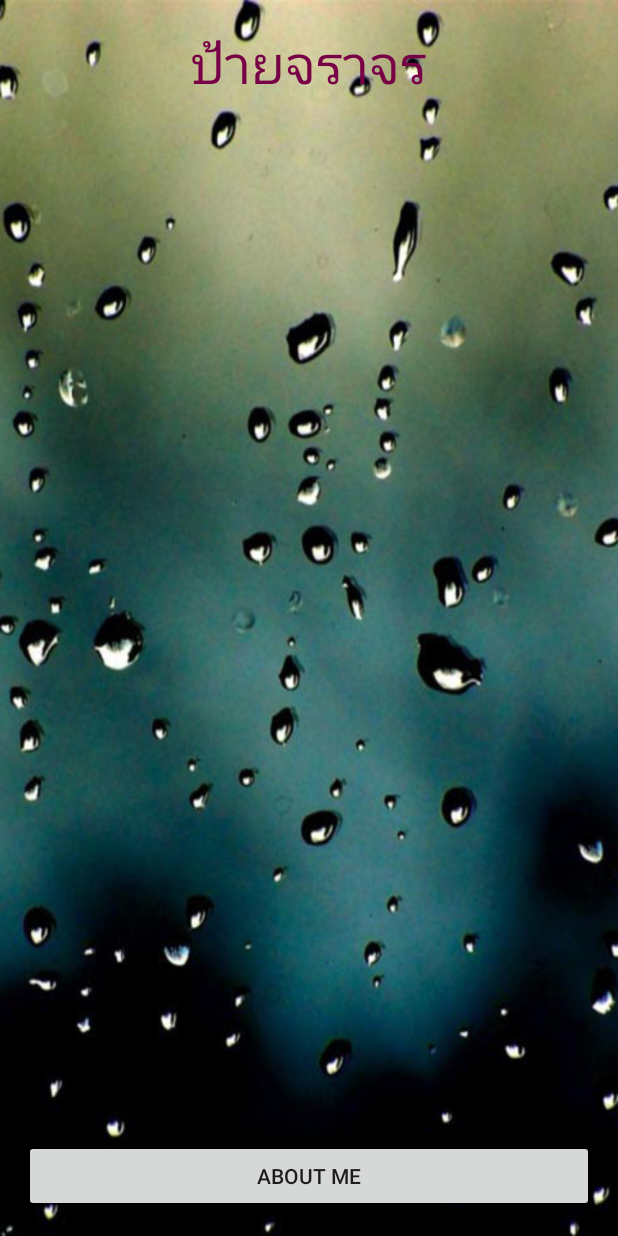
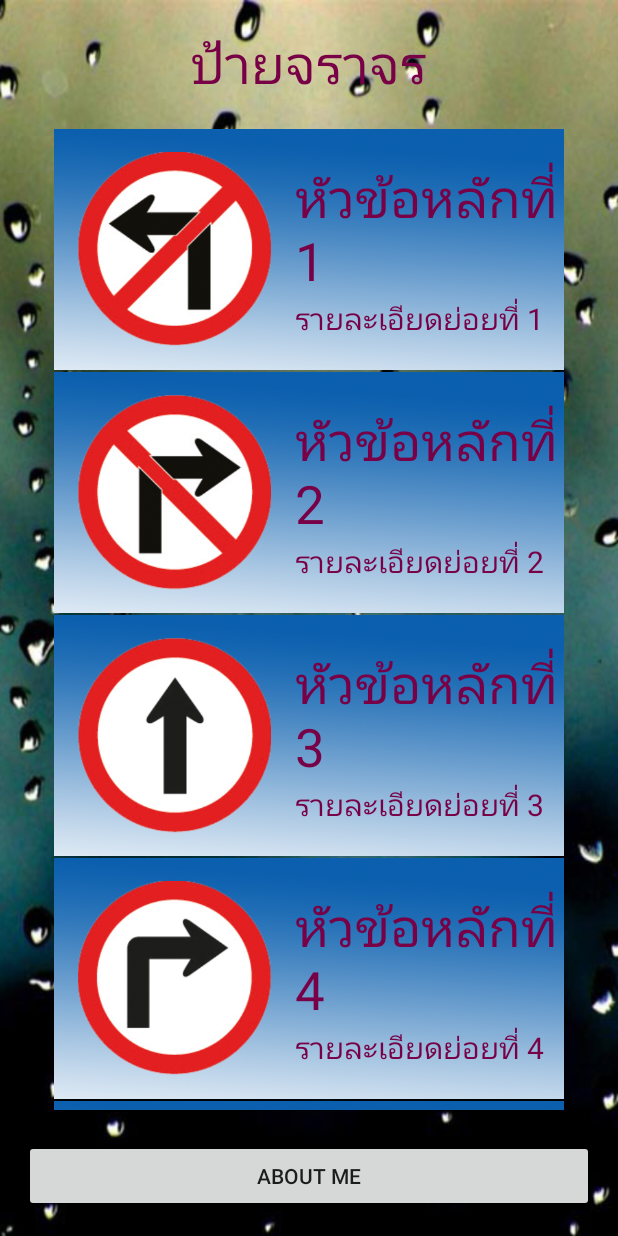
Before and after one commit to masterUNG/My-Traffic-12March16, an Android app: the screen it shows after launch (MainActivity), on a phone screen of 412 x 824 dp. Run offline under Robolectric (Android 15) with nearby library versions, the light colour scheme and no system bars.

Commit message:
create ListView Finish

```diff
--- a/app/src/main/java/appewtc/masterung/mytraffic/MainActivity.java
+++ b/app/src/main/java/appewtc/masterung/mytraffic/MainActivity.java
@@ -26,8 +26,53 @@ public class MainActivity extends AppCompatActivity {
         //Button Controller
         buttonController();
 
+        //Create ListView
+        createListView();
+
 
     }   // Main Method
+
+    private void createListView() {
+
+        int[] intIcon = {R.drawable.traffic_01, R.drawable.traffic_02, R.drawable.traffic_03,
+                R.drawable.traffic_04, R.drawable.traffic_05, R.drawable.traffic_06,
+                R.drawable.traffic_07, R.drawable.traffic_08, R.drawable.traffic_09,
+                R.drawable.traffic_10, R.drawable.traffic_11, R.drawable.traffic_12,
+                R.drawable.traffic_13, R.drawable.traffic_14, R.drawable.traffic_15,
+                R.drawable.traffic_15, R.drawable.traffic_17, R.drawable.traffic_18,
+                R.drawable.traffic_19, R.drawable.traffic_20};
+
+        String[] titleStrings = new String[20];
+        titleStrings[0] = "หัวข้อหลักที่ 1";
+        titleStrings[1] = "หัวข้อหลักที่ 2";
+        titleStrings[2] = "หัวข้อหลักที่ 3";
+        titleStrings[3] = "หัวข้อหลักที่ 4";
+        titleStrings[4] = "หัวข้อหลักที่ 5";
+        titleStrings[5] = "หัวข้อหลักที่ 6";
+        titleStrings[6] = "หัวข้อหลักที่ 7";
+        titleStrings[7] = "หัวข้อหลักที่ 8";
+        titleStrings[8] = "หัวข้อหลักที่ 9";
+        titleStrings[9] = "หัวข้อหลักที่ 10";
+        titleStrings[10] = "หัวข้อหลักที่ 11";
+        titleStrings[11] = "หัวข้อหลักที่ 12";
+        titleStrings[12] = "หัวข้อหลักที่ 13";
+        titleStrings[13] = "หัวข้อหลักที่ 14";
+        titleStrings[14] = "หัวข้อหลักที่ 15";
+        titleStrings[15] = "หัวข้อหลักที่ 16";
+        titleStrings[16] = "หัวข้อหลักที่ 17";
+        titleStrings[17] = "หัวข้อหลักที่ 18";
+        titleStrings[18] = "หัวข้อหลักที่ 19";
+        titleStrings[19] = "หัวข้อหลักที่ 20";
+
+        String[] detailStrings = getResources().getStringArray(R.array.detail_short);
+
+        MyAdapter myAdapter = new MyAdapter(MainActivity.this,
+                intIcon, titleStrings, detailStrings);
+        trafficListView.setAdapter(myAdapter);
+
+
+    }   // createListView
+
 
     private void buttonController() {
 
--- a/app/src/main/java/appewtc/masterung/mytraffic/MyAdapter.java
+++ b/app/src/main/java/appewtc/masterung/mytraffic/MyAdapter.java
@@ -1,13 +1,63 @@
 package appewtc.masterung.mytraffic;
 
 import android.content.Context;
+import android.view.LayoutInflater;
+import android.view.View;
+import android.view.ViewGroup;
+import android.widget.BaseAdapter;
+import android.widget.ImageView;
+import android.widget.TextView;
 
 /**
  * Created by masterUNG on 3/13/16 AD.
  */
-public class MyAdapter {
+public class MyAdapter extends BaseAdapter{
 
     //Explicit
     private Context context;
+    private int[] iconInts;
+    private String[] titleStrings, detailStrings;
 
+    public MyAdapter(Context context, int[] iconInts, String[] titleStrings, String[] detailStrings) {
+        this.context = context;
+        this.iconInts = iconInts;
+        this.titleStrings = titleStrings;
+        this.detailStrings = detailStrings;
+    }   // Constructor
+
+    @Override
+    public int getCount() {
+        return iconInts.length;
+    }
+
+    @Override
+    public Object getItem(int i) {
+        return null;
+    }
+
+    @Override
+    public long getItemId(int i) {
+        return 0;
+    }
+
+    @Override
+    public View getView(int i, View view, ViewGroup viewGroup) {
+
+        LayoutInflater layoutInflater = (LayoutInflater) context.getSystemService(Context.LAYOUT_INFLATER_SERVICE);
+        View view1 = layoutInflater.inflate(R.layout.traffic_listview, viewGroup, false);
+
+        //For Icon
+        ImageView iconImageView = (ImageView) view1.findViewById(R.id.imageView);
+        iconImageView.setImageResource(iconInts[i]);
+
+        //For Title
+        TextView titleTextView = (TextView) view1.findViewById(R.id.textView2);
+        titleTextView.setText(titleStrings[i]);
+
+        //For Detail
+        TextView detailTextView = (TextView) view1.findViewById(R.id.textView3);
+        detailTextView.setText(detailStrings[i]);
+
+        return view1;
+    }
 }   // Main Class
--- /dev/null
+++ b/app/src/main/res/values/my_data.xml
@@ -0,0 +1,29 @@
+<?xml version="1.0" encoding="utf-8"?>
+<resources>
+
+    <string-array name="detail_short">
+
+        <item>รายละเอียดย่อยที่ 1 </item>
+        <item>รายละเอียดย่อยที่ 2 </item>
+        <item>รายละเอียดย่อยที่ 3 </item>
+        <item>รายละเอียดย่อยที่ 4 </item>
+        <item>รายละเอียดย่อยที่ 5 </item>
+        <item>รายละเอียดย่อยที่ 6 </item>
+        <item>รายละเอียดย่อยที่ 7 </item>
+        <item>รายละเอียดย่อยที่ 8 </item>
+        <item>รายละเอียดย่อยที่ 9 </item>
+        <item>รายละเอียดย่อยที่ 10 </item>
+        <item>รายละเอียดย่อยที่ 11 </item>
+        <item>รายละเอียดย่อยที่ 12 </item>
+        <item>รายละเอียดย่อยที่ 13 </item>
+        <item>รายละเอียดย่อยที่ 14 </item>
+        <item>รายละเอียดย่อยที่ 15 </item>
+        <item>รายละเอียดย่อยที่ 16 </item>
+        <item>รายละเอียดย่อยที่ 17 </item>
+        <item>รายละเอียดย่อยที่ 18 </item>
+        <item>รายละเอียดย่อยที่ 19 </item>
+        <item>รายละเอียดย่อยที่ 20 </item>
+
+    </string-array>
+
+</resources>
```
